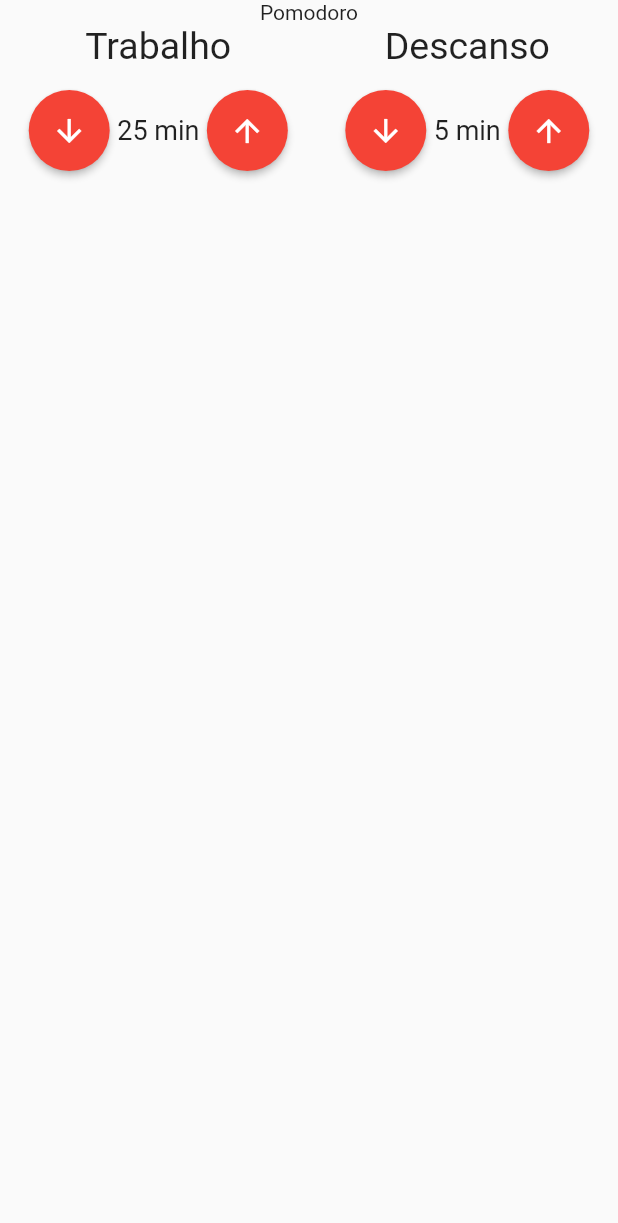
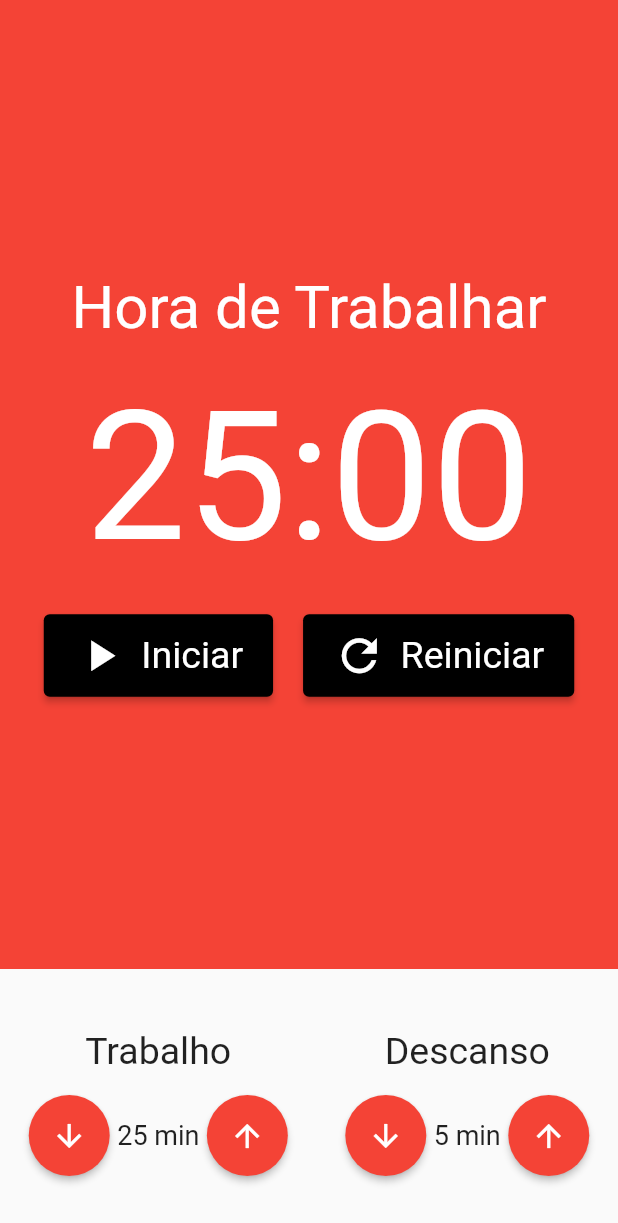
Before and after one commit to LetRicette/Pomodoro-App, a Flutter app: the screen it shows after launch, on a phone screen of 412 x 824 dp. Shown: the top 1223 px of the screen. Run offline on Flutter 3.47's test engine with Material 2 defaults, Android fonts, the phone set to English and light mode, and no system bars; our stand-ins replace mobx; generated files the repository leaves out were written again.

Commit message:
cronometro e botões

```diff
--- /dev/null
+++ b/lib/components/cronometro.dart
@@ -0,0 +1,65 @@
+import 'package:flutter/material.dart';
+import 'package:pomodoro/components/cronometroButton.dart';
+
+class Cronometro extends StatelessWidget {
+  const Cronometro({Key? key}) : super(key: key);
+
+  @override
+  Widget build(BuildContext context) {
+    return Container(
+      color: Colors.red,
+      child: Column(
+        crossAxisAlignment: CrossAxisAlignment.center,
+        mainAxisAlignment: MainAxisAlignment.center,
+        children: [
+          Text(
+            'Hora de Trabalhar',
+            style: TextStyle(
+              fontSize: 40,
+              color: Colors.white,
+            ),
+          ),
+          SizedBox(
+            height: 20,
+          ),
+          Text(
+            "25:00",
+            style: TextStyle(
+              fontSize: 120,
+              color: Colors.white,
+            ),
+          ),
+          SizedBox(
+            height: 20,
+          ),
+          Row(
+            mainAxisAlignment: MainAxisAlignment.center,
+            children: [
+              Padding(
+                padding: const EdgeInsets.only(right: 10),
+                child: CronometroButton(
+                  text: "Iniciar",
+                  icon: Icons.play_arrow,
+                ),
+              ),
+              // Padding(
+              //   padding: const EdgeInsets.only(right: 10),
+              //   child: CronometroButton(
+              //     text: "Parar",
+              //     icon: Icons.stop,
+              //   ),
+              // ),
+              Padding(
+                padding: const EdgeInsets.only(left: 10),
+                child: CronometroButton(
+                  text: "Reiniciar",
+                  icon: Icons.refresh,
+                ),
+              )
+            ],
+          )
+        ],
+      ),
+    );
+  }
+}
--- /dev/null
+++ b/lib/components/cronometroButton.dart
@@ -0,0 +1,40 @@
+import 'package:flutter/material.dart';
+
+class CronometroButton extends StatelessWidget {
+  final String text;
+  final IconData icon;
+
+  const CronometroButton({
+    Key? key,
+    required this.text,
+    required this.icon,
+  }) : super(key: key);
+
+  @override
+  Widget build(BuildContext context) {
+    return ElevatedButton(
+        style: ElevatedButton.styleFrom(
+          primary: Colors.black,
+          padding: EdgeInsets.symmetric(
+            horizontal: 20,
+            vertical: 10,
+          ),
+          textStyle: TextStyle(
+            fontSize: 25,
+          ),
+        ),
+        onPressed: () {},
+        child: Row(
+          children: [
+            Icon(
+              icon,
+              size: 35,
+            ),
+            SizedBox(
+              width: 10,
+            ),
+            Text(text),
+          ],
+        ));
+  }
+}
--- a/lib/pages/pomodoro.dart
+++ b/lib/pages/pomodoro.dart
@@ -1,4 +1,5 @@
 import 'package:flutter/material.dart';
+import 'package:pomodoro/components/cronometro.dart';
 import 'package:pomodoro/components/inputTime.dart';
 
 class Pomodoro extends StatelessWidget {
@@ -8,9 +9,12 @@ class Pomodoro extends StatelessWidget {
   Widget build(BuildContext context) {
     return Scaffold(
       body: Column(
+        crossAxisAlignment: CrossAxisAlignment.stretch,
         children: [
-          Text("Pomodoro"),
-          Row(
+          Expanded(child: Cronometro()),
+          Padding(
+            padding: const EdgeInsets.symmetric(vertical: 40),
+            child: Row(
               mainAxisAlignment: MainAxisAlignment.spaceAround,
               children: [
                 InputTime(
@@ -23,6 +27,7 @@ class Pomodoro extends StatelessWidget {
                 ),
               ],
             ),
+          ),
         ],
       ),
     );
```
Lines whose indentation alone changed are shown as unchanged.
